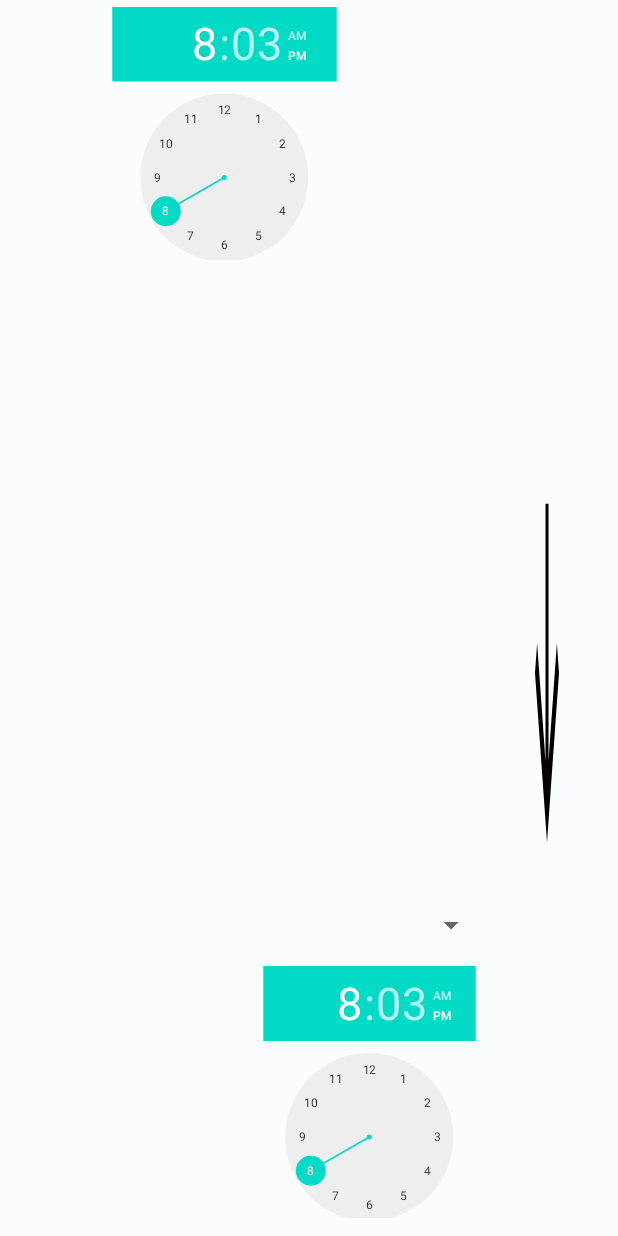
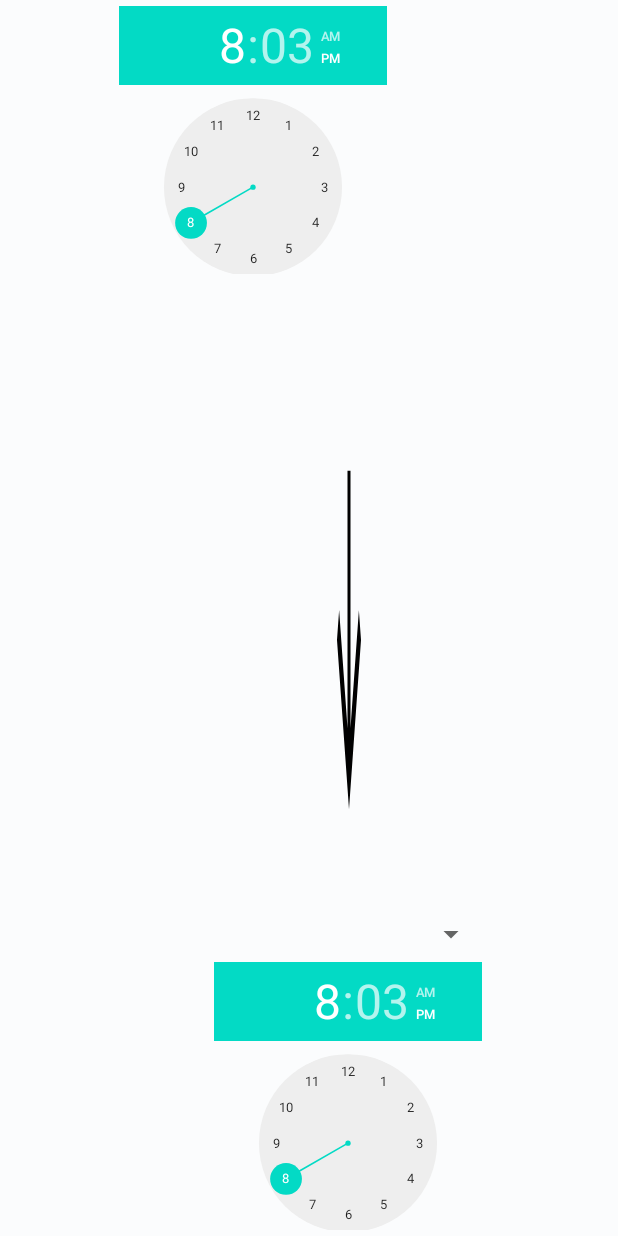
Before and after one commit to KLubin1/Travelers_Calculator, an Android app: the layout fragment_time.xml on its own in the app's theme, with its tools: preview values and no code run, on a phone screen of 412 x 824 dp. Run offline under Robolectric (Android 15) with nearby library versions, the phone set to English and light mode, and no system bars.

```diff
--- a/app/src/main/res/layout/fragment_time.xml
+++ b/app/src/main/res/layout/fragment_time.xml
@@ -23,33 +23,33 @@
         android:layout_alignParentTop="true"
         android:layout_alignParentRight="true"
         android:layout_alignParentBottom="true"
-        android:layout_marginTop="279dp"
-        android:layout_marginRight="35dp"
-        android:layout_marginBottom="206dp"
+        android:layout_marginTop="257dp"
+        android:layout_marginRight="167dp"
+        android:layout_marginBottom="228dp"
         android:background="@drawable/ic_conversion_arrow_down"
         android:text="Current\n Time" />
 
     <TimePicker
         android:id="@+id/current_clock"
-        android:layout_width="299dp"
+        android:layout_width="337dp"
         android:layout_height="337dp"
-        android:layout_marginTop="-80dp"
-        android:scaleX="0.5"
-        android:scaleY="0.5"
+        android:layout_marginTop="-75dp"
+        android:scaleX="0.53"
+        android:scaleY="0.53"
         android:timePickerMode="clock"
         android:clickable="false"/>
 
 
     <TimePicker
         android:id="@+id/convert_clock"
-        android:layout_width="283dp"
-        android:layout_height="336dp"
+        android:layout_width="337dp"
+        android:layout_height="337dp"
         android:layout_alignParentEnd="true"
         android:layout_alignParentBottom="true"
-        android:layout_marginEnd="24dp"
-        android:layout_marginBottom="-72dp"
-        android:scaleX="0.5"
-        android:scaleY="0.5"
+        android:layout_marginEnd="11dp"
+        android:layout_marginBottom="-75dp"
+        android:scaleX="0.53"
+        android:scaleY="0.53"
         android:timePickerMode="clock"
         app:layout_constraintBottom_toBottomOf="parent"
         app:layout_constraintEnd_toEndOf="parent"
@@ -62,12 +62,10 @@
         android:layout_alignParentEnd="true"
         android:layout_alignParentBottom="true"
         android:layout_marginEnd="87dp"
-        android:layout_marginBottom="195dp"
+        android:layout_marginBottom="189dp"
         app:layout_constraintEnd_toEndOf="parent"
         app:layout_constraintStart_toStartOf="parent"
         tools:layout_editor_absoluteY="207dp" />
 
 
-
-
 </RelativeLayout>
```
Also changed, not shown: app/src/main/java/com/example/travelers_calculator/time/TimeFragment.java (+26 -8 lines).
